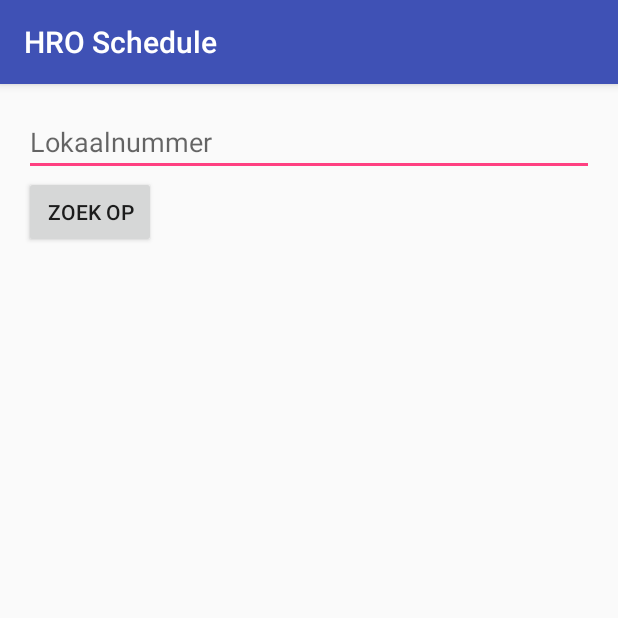
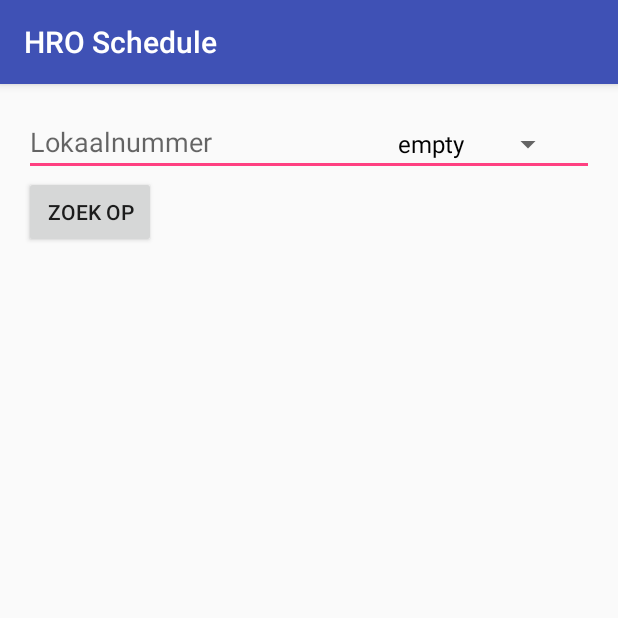
Before and after one commit to uitrich/Project4RarufuNathan, an Android app: the screen it shows after launch (LoginActivity), on a phone screen of 412 x 824 dp, the top half of it. Run offline under Robolectric (Android 15) with nearby library versions, the phone set to English and light mode, and no system bars; libraries missing offline, so code that uses them is left out: com.github.chrisbanes.photoview, net.fortuna.ical4j; 1 statement that could not run was skipped.

Commit message:
last last push

```diff
--- a/HROSchedule/app/src/main/java/com/example/gebruiker/hroschedule/LoginActivity.java
+++ b/HROSchedule/app/src/main/java/com/example/gebruiker/hroschedule/LoginActivity.java
@@ -123,9 +123,6 @@ public class LoginActivity extends AppCompatActivity {
         textView = findViewById(R.id.tester);
         imageView = findViewById(R.id.imageView);
         PVA = new PhotoViewAttacher(imageView);
-        dropdownGebouw.setVisibility(View.INVISIBLE);
-
-
 
         button.setOnClickListener(new OnClickListener() {
             @Override
```
